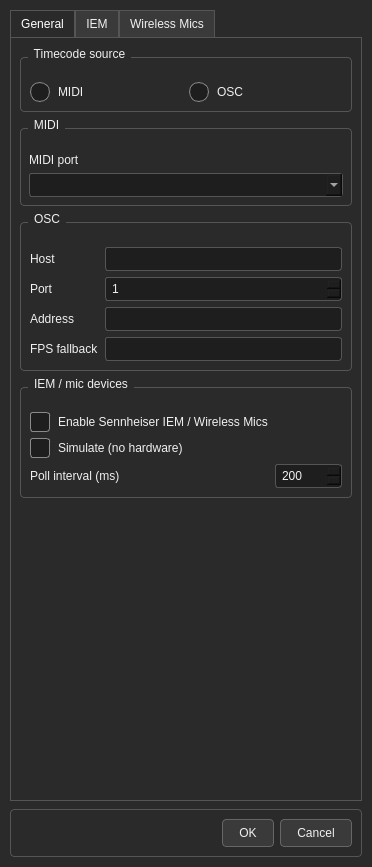
First picture: the form in assets/preferences_dialog.ui, repository wreutz/mixer_dashboard, before the edit.
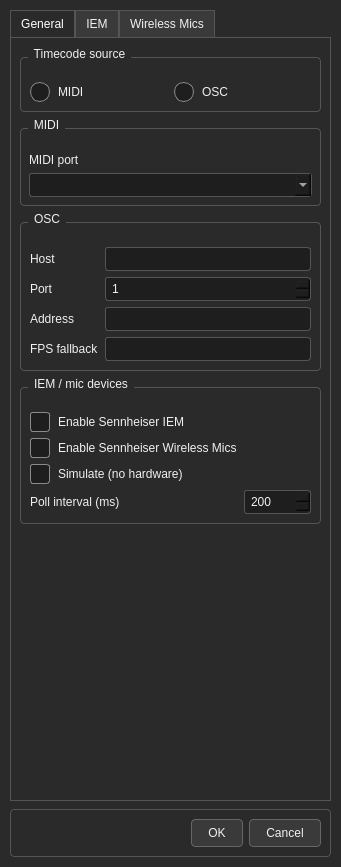
Second picture: the form after the edit.

Diff of the .ui file:
```diff
--- a/assets/preferences_dialog.ui
+++ b/assets/preferences_dialog.ui
@@ -806,25 +806,32 @@
           <item row="0" column="0">
            <widget class="QCheckBox" name="cb_devices_enabled">
             <property name="text">
-             <string>Enable Sennheiser IEM / Wireless Mics</string>
+             <string>Enable Sennheiser IEM</string>
             </property>
            </widget>
           </item>
           <item row="1" column="0">
+           <widget class="QCheckBox" name="cb_mics_enabled">
+            <property name="text">
+             <string>Enable Sennheiser Wireless Mics</string>
+            </property>
+           </widget>
+          </item>
+          <item row="2" column="0">
            <widget class="QCheckBox" name="cb_simulate_devices">
             <property name="text">
              <string>Simulate (no hardware)</string>
             </property>
            </widget>
           </item>
-          <item row="2" column="0">
+          <item row="3" column="0">
            <widget class="QLabel" name="label_poll_interval">
             <property name="text">
              <string>Poll interval (ms)</string>
             </property>
            </widget>
           </item>
-          <item row="2" column="1">
+          <item row="3" column="1">
            <widget class="QSpinBox" name="spin_poll_interval">
             <property name="minimum">
              <number>200</number>
```
Left out of the diff: 2 changed lines with no effect on the pictures.
